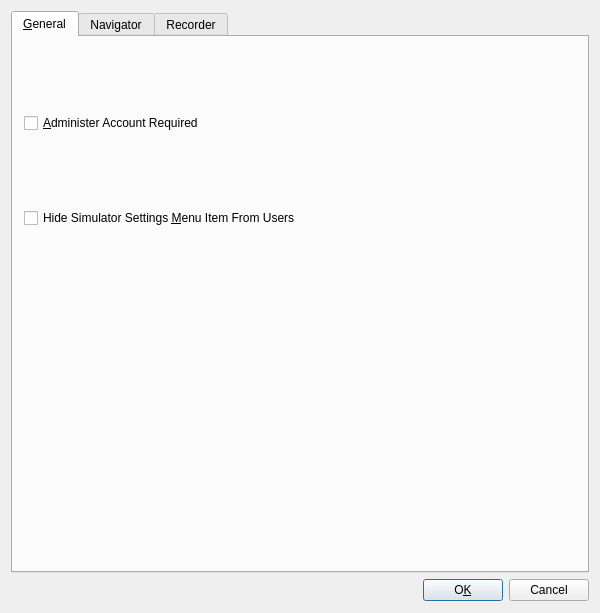
The window that src/gui/ui/simulatorsettingsdialog.ui (mannd/epsimulator) describes before a commit, drawn with Qt 5.
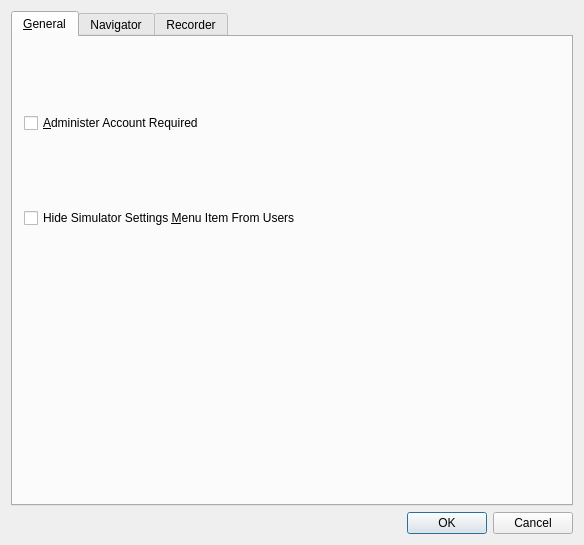
The same window after the commit. The open tabs and pages were chosen to show the change.

The edit to the form file:
```diff
--- a/src/gui/ui/simulatorsettingsdialog.ui
+++ b/src/gui/ui/simulatorsettingsdialog.ui
@@ -5,55 +5,15 @@
    <rect>
     <x>0</x>
     <y>0</y>
-    <width>600</width>
-    <height>613</height>
+    <width>584</width>
+    <height>545</height>
    </rect>
   </property>
   <property name="windowTitle" >
    <string>Simulator Settings</string>
   </property>
-  <widget class="QWidget" name="layout6" >
-   <property name="geometry" >
-    <rect>
-     <x>11</x>
-     <y>11</y>
-     <width>578</width>
-     <height>590</height>
-    </rect>
-   </property>
    <layout class="QGridLayout" >
-    <property name="leftMargin" >
-     <number>0</number>
-    </property>
-    <property name="topMargin" >
-     <number>0</number>
-    </property>
-    <property name="rightMargin" >
-     <number>0</number>
-    </property>
-    <property name="bottomMargin" >
-     <number>0</number>
-    </property>
-    <property name="horizontalSpacing" >
-     <number>6</number>
-    </property>
-    <property name="verticalSpacing" >
-     <number>6</number>
-    </property>
-    <item row="1" column="1" >
-     <widget class="QPushButton" name="okButton" >
-      <property name="text" >
-       <string>O&amp;K</string>
-      </property>
-      <property name="shortcut" >
-       <string>Alt+K</string>
-      </property>
-      <property name="default" >
-       <bool>true</bool>
-      </property>
-     </widget>
-    </item>
-    <item row="0" column="0" colspan="3" >
+   <item row="0" column="0" >
      <widget class="QTabWidget" name="tabCategories" >
       <property name="currentIndex" >
        <number>2</number>
@@ -324,34 +284,14 @@
       </widget>
      </widget>
     </item>
-    <item row="1" column="2" >
-     <widget class="QPushButton" name="cancelButton" >
-      <property name="text" >
-       <string>Cancel</string>
-      </property>
-      <property name="shortcut" >
-       <string/>
-      </property>
-     </widget>
-    </item>
     <item row="1" column="0" >
-     <spacer>
-      <property name="orientation" >
-       <enum>Qt::Horizontal</enum>
-      </property>
-      <property name="sizeType" >
-       <enum>QSizePolicy::Expanding</enum>
-      </property>
-      <property name="sizeHint" >
-       <size>
-        <width>422</width>
-        <height>20</height>
-       </size>
-      </property>
-     </spacer>
-    </item>
-   </layout>
-  </widget>
+    <widget class="QDialogButtonBox" name="buttonBox" >
+     <property name="standardButtons" >
+      <set>QDialogButtonBox::Cancel|QDialogButtonBox::NoButton|QDialogButtonBox::Ok</set>
+     </property>
+    </widget>
+   </item>
+  </layout>
  </widget>
  <layoutdefault spacing="6" margin="11" />
  <pixmapfunction>qPixmapFromMimeSource</pixmapfunction>
```
Left out of the diff: 39 changed lines with no effect on the pictures. Lines whose indentation alone changed are shown as unchanged.
